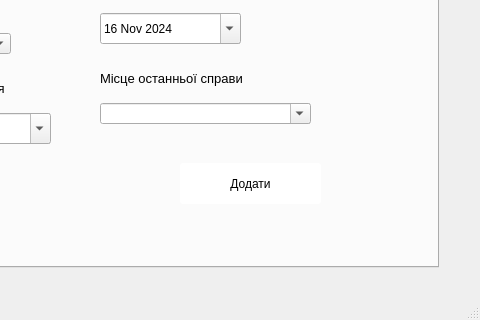
Above: gui/criminal_manipulation.ui from ValRudyka/courseprogram before the change; both pictures show x 502 to 982 and y 363 to 683 of the 982 by 683 pixel window. Below: the same form after it.
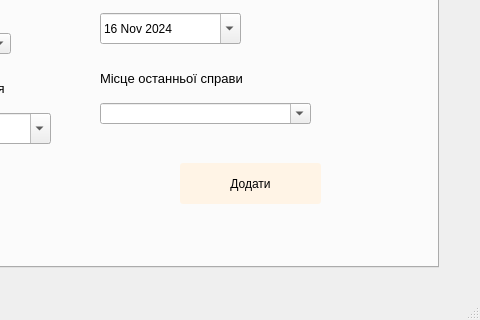
That is the form after the change.

```diff
--- a/gui/criminal_manipulation.ui
+++ b/gui/criminal_manipulation.ui
@@ -694,7 +694,7 @@
        </rect>
       </property>
       <property name="styleSheet">
-       <string notr="true">background-color: rgb(255, 255, 255);
+       <string notr="true">background-color: #fff4e6;
 border-radius: 3px;</string>
       </property>
       <property name="text">
```
